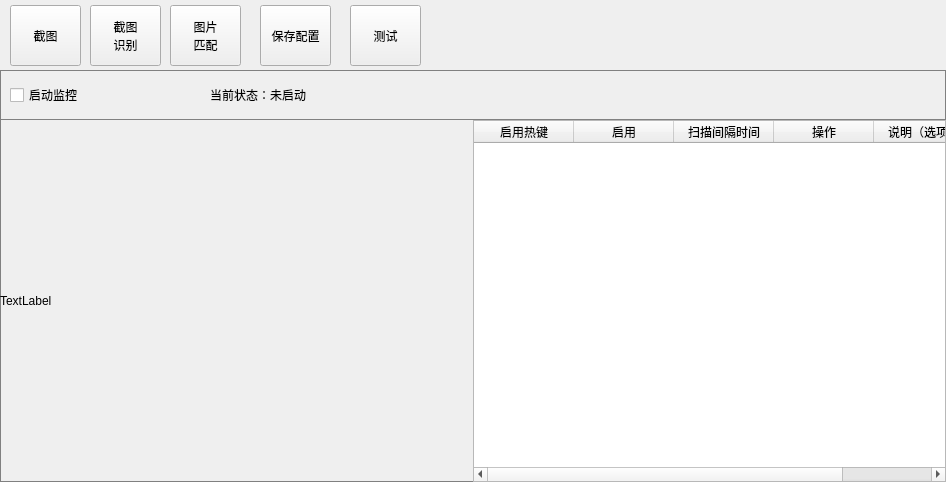
Old version of the form DiabloClicker/ui/tab_advance_image.ui in the repository super999/DiabloHelper.
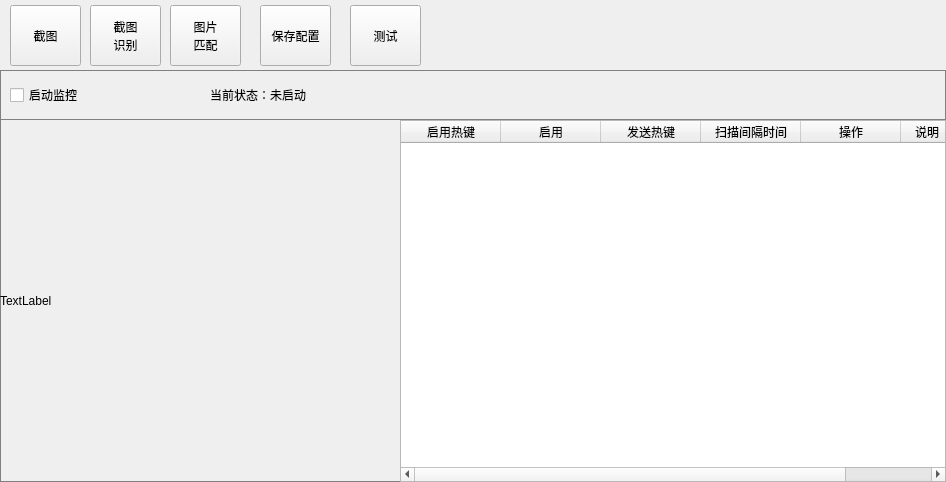
New version of the form.

Commit message: 新增功能：支持智能按键启用热键，优化相关配置和界面

```diff
--- a/DiabloClicker/ui/tab_advance_image.ui
+++ b/DiabloClicker/ui/tab_advance_image.ui
@@ -257,6 +257,12 @@
          </property>
          <item>
           <widget class="QWidget" name="widget_3" native="true">
+           <property name="maximumSize">
+            <size>
+             <width>400</width>
+             <height>16777215</height>
+            </size>
+           </property>
            <layout class="QVBoxLayout" name="verticalLayout_3">
             <property name="spacing">
              <number>0</number>
@@ -275,6 +281,12 @@
             </property>
             <item>
              <widget class="QLabel" name="labelImageShow">
+              <property name="maximumSize">
+               <size>
+                <width>400</width>
+                <height>16777215</height>
+               </size>
+              </property>
               <property name="text">
                <string>TextLabel</string>
               </property>
@@ -313,6 +325,11 @@
                 <string>启用</string>
                </property>
               </column>
+              <column>
+               <property name="text">
+                <string>发送热键</string>
+               </property>
+              </column>
               <column>
                <property name="text">
                 <string>扫描间隔时间</string>
```
The commit also changes 5 other files.
